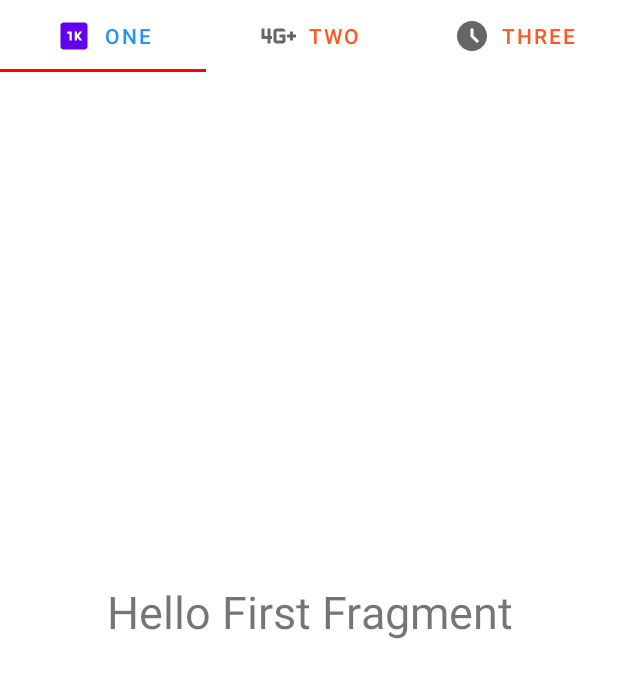
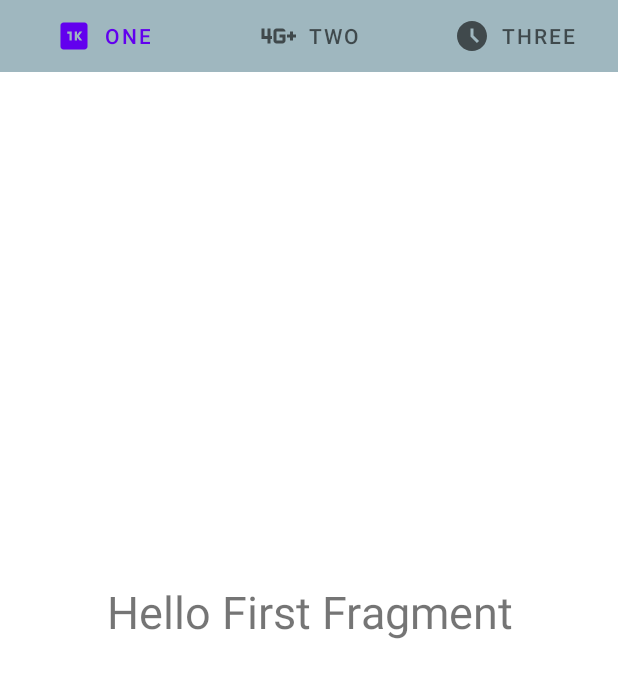
Before and after one commit to duongkiemhao/ss_training, an Android app: the screen it shows after launch (MainActivity), on a phone screen of 412 x 824 dp, the part 84-782 px from its top. Run offline under Robolectric (Android 15) with nearby library versions, the phone set to English and light mode, and no system bars; our stand-ins replace data binding.

Commit message:
Revert "Re-Commited Android app with TabHost and MVVM Data Bind"
This reverts commit ceda565bb7a585815c1a9d02e9f1b23505d740a7.

```diff
--- a/Hao_Activity_3_Fixed/app/src/main/res/drawable/change_color_tab.xml
+++ /dev/null
@@ -1,5 +0,0 @@
-<?xml version="1.0" encoding="utf-8"?>
-<selector xmlns:android="http://schemas.android.com/apk/res/android">
-    <item android:state_checked="true" android:drawable="@color/black" />
-    <item android:state_checked="false" android:drawable="@color/white" />
-</selector>
--- a/Hao_Activity_3_Fixed/app/src/main/res/layout/activity_main.xml
+++ b/Hao_Activity_3_Fixed/app/src/main/res/layout/activity_main.xml
@@ -15,13 +15,8 @@
         android:layout_width="match_parent"
         android:layout_height="wrap_content"
         android:background="#7367"
-        app:tabSelectedTextColor="@color/HoloBlue"
-        app:tabTextColor="#FF5722"
-        app:tabIndicatorHeight="2dp"
+        app:tabIndicatorHeight="0dp"
         app:tabInlineLabel="true"
-        app:tabBackground="@drawable/change_color_tab"
-        app:tabIndicatorColor="#FD0000"
-
         >
 
     </com.google.android.material.tabs.TabLayout>
--- a/Hao_Activity_3_Fixed/app/src/main/res/values/colors.xml
+++ b/Hao_Activity_3_Fixed/app/src/main/res/values/colors.xml
@@ -7,6 +7,4 @@
     <color name="teal_700">#FF018786</color>
     <color name="black">#FF000000</color>
     <color name="white">#FFFFFFFF</color>
-    <color name="HoloGreen">#4CAF50</color>
-    <color name="HoloBlue">#2196F3</color>
 </resources>
```
